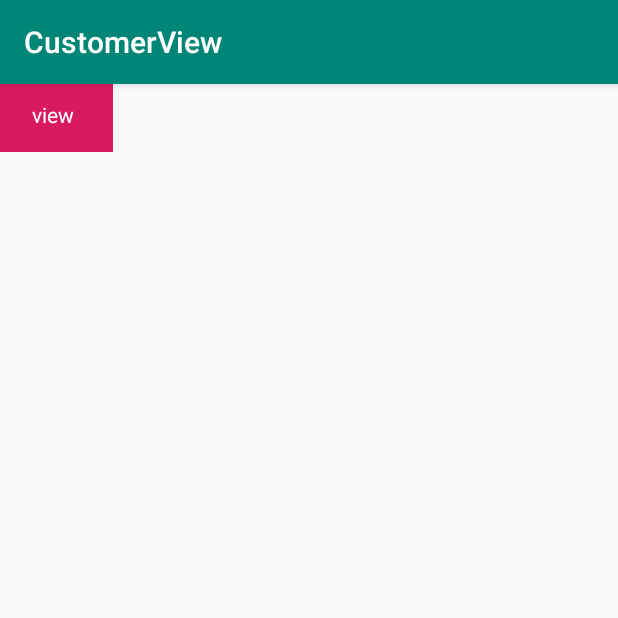
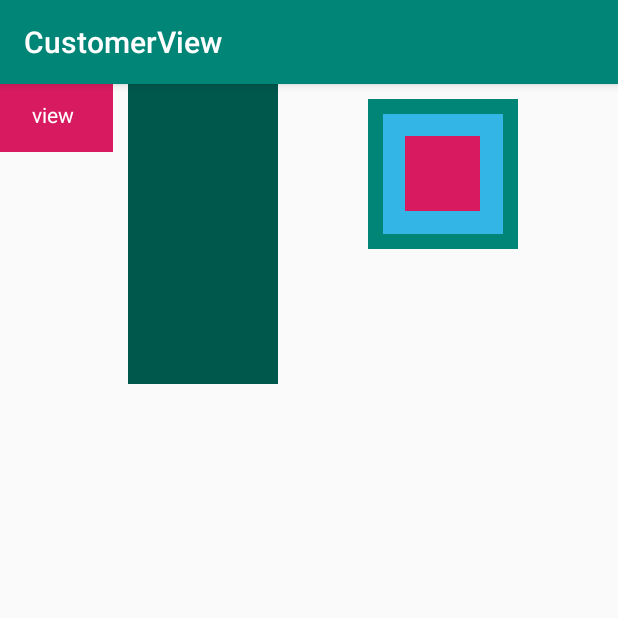
Before and after one commit to anlonglong/AndridDevArt, an Android app: the BaseViewKnowledgeActivity screen opened directly, with no data from a screen before it, after a tap on "view", on a phone screen of 412 x 824 dp, the top half of it. Run offline under Robolectric (Android 15) with nearby library versions, the phone set to English and light mode, and no system bars.

Commit message:
View事件的传递

```diff
--- a/customerview/build.gradle
+++ b/customerview/build.gradle
@@ -33,4 +33,9 @@ dependencies {
     testImplementation 'junit:junit:4.12'
     androidTestImplementation 'com.android.support.test:runner:1.0.2'
     androidTestImplementation 'com.android.support.test.espresso:espresso-core:3.0.2'
+    // Okhttp库
+    implementation 'com.squareup.okhttp3:okhttp:3.1.2'
+    // Retrofit库
+    implementation 'com.squareup.retrofit2:retrofit:2.5.0'
+    implementation 'com.squareup.retrofit2:converter-gson:2.0.2'
 }
--- a/customerview/src/main/AndroidManifest.xml
+++ b/customerview/src/main/AndroidManifest.xml
@@ -1,7 +1,7 @@
 <?xml version="1.0" encoding="utf-8"?>
 <manifest xmlns:android="http://schemas.android.com/apk/res/android"
     package="com.allon.customerview">
-
+    <uses-permission android:name="android.permission.INTERNET"/>
     <application
         android:allowBackup="true"
         android:icon="@mipmap/ic_launcher"
--- a/customerview/src/main/java/com/allon/customerview/basekonwageview/BaseViewKnowledgeActivity.java
+++ b/customerview/src/main/java/com/allon/customerview/basekonwageview/BaseViewKnowledgeActivity.java
@@ -4,14 +4,21 @@ import android.content.Context;
 import android.content.Intent;
 import android.support.v7.app.AppCompatActivity;
 import android.os.Bundle;
+import android.util.Log;
+import android.view.MotionEvent;
+import android.view.VelocityTracker;
 import android.view.View;
+import android.view.ViewConfiguration;
+import android.widget.Scroller;
 import android.widget.TextView;
 
 import com.allon.customerview.R;
 
-public class BaseViewKnowledgeActivity extends AppCompatActivity {
+public class BaseViewKnowledgeActivity extends AppCompatActivity implements View.OnTouchListener {
 
     private TextView view_1;
+    private VelocityTracker velocityTracker;
+    Scroller mScroller;
 
     public static void start(Context context) {
         context.startActivity(new Intent(context, BaseViewKnowledgeActivity.class));
@@ -22,10 +29,18 @@ public class BaseViewKnowledgeActivity extends AppCompatActivity {
         super.onCreate(savedInstanceState);
         setContentView(R.layout.activity_base_view_knowledge);
         view_1 = findViewById(R.id.view_1);
-
+        view_1.setOnTouchListener(this);
+        mScroller =  new Scroller(this);
+        velocityTracker = VelocityTracker.obtain();
+        velocityTracker.computeCurrentVelocity(100);
+        ViewConfiguration.get(this).getScaledTouchSlop();
+        final CustomerView cv = findViewById(R.id.cv);
         view_1.setOnClickListener(new View.OnClickListener() {
             @Override
             public void onClick(View v) {
+                Log.i("++++++++++++++","click listener");
+
+                cv.start();
                 float x = view_1.getX();
                 float y = view_1.getY();
                 float translationX = view_1.getTranslationX();
@@ -35,7 +50,50 @@ public class BaseViewKnowledgeActivity extends AppCompatActivity {
                 int right = view_1.getRight();
                 int bottom = view_1.getBottom();
                 System.out.println("bottom = " + bottom);
+                mScroller.startScroll(0, 0, 100, 100, 1000);
             }
         });
     }
+
+
+    @Override
+    public boolean onTouch(View v, MotionEvent event) {
+        velocityTracker.addMovement(event);
+        switch (event.getAction()) {
+            case MotionEvent.ACTION_DOWN:
+                Log.i("++++++++++++++","DOWN");
+                break;
+            case MotionEvent.ACTION_MOVE:
+                Log.i("++++++++++++++","MOVE");
+
+                float xVelocity = velocityTracker.getXVelocity();
+                float yVelocity = velocityTracker.getYVelocity();
+                Log.i("-------","yVelocity = " + yVelocity);
+                Log.i("-------","xVelocity = " + xVelocity);
+                break;
+                case MotionEvent.ACTION_UP:
+                    Log.i("++++++++++++++","UP");
+                    break;
+        }
+        return false;
+    }
+
+
+    @Override
+    public boolean dispatchTouchEvent(MotionEvent ev) {
+        Log.i("++++++++++++++","dispatchTouchEvent");
+        return super.dispatchTouchEvent(ev);
+    }
+
+    @Override
+    public void onUserInteraction() {
+        Log.i("++++++++++++++","onUserInteraction");
+
+    }
+
+    @Override
+    public boolean onTouchEvent(MotionEvent event) {
+        Log.i("++++++++++++++","activity onTouchEvent");
+        return super.onTouchEvent(event);
+    }
 }
--- /dev/null
+++ b/customerview/src/main/java/com/allon/customerview/basekonwageview/CustomerView.java
@@ -0,0 +1,53 @@
+package com.allon.customerview.basekonwageview;
+
+import android.content.Context;
+import android.util.AttributeSet;
+import android.util.Log;
+import android.view.MotionEvent;
+import android.view.View;
+import android.view.ViewGroup;
+import android.widget.Scroller;
+
+public class CustomerView extends ViewGroup {
+
+    private Scroller mScroller;
+
+
+    public CustomerView(Context context) {
+        this(context, null);
+    }
+
+    public CustomerView(Context context,  AttributeSet attrs) {
+        this(context, attrs, -1);
+    }
+
+    public CustomerView(Context context,  AttributeSet attrs, int defStyleAttr) {
+        super(context, attrs, defStyleAttr);
+        this.mScroller = new Scroller(context);
+    }
+
+    @Override
+    protected void onLayout(boolean changed, int l, int t, int r, int b) {
+    }
+
+    @Override
+    public boolean onTouchEvent(MotionEvent event) {
+        Log.i("CustomerView","onTouchEvent");
+        return super.onTouchEvent(event);
+    }
+
+    public void start(){
+        mScroller.startScroll(0,0,500, 0, 2000);
+        invalidate();
+    }
+
+
+    @Override
+    public void computeScroll() {
+       if (mScroller.computeScrollOffset()) {
+          scrollTo(mScroller.getCurrX(),0);
+          postInvalidate();
+       }
+    }
+
+}
--- a/customerview/src/main/res/layout/activity_base_view_knowledge.xml
+++ b/customerview/src/main/res/layout/activity_base_view_knowledge.xml
@@ -10,13 +10,45 @@
         android:id="@+id/view_1"
         android:layout_width="80dp"
         android:layout_height="50dp"
+        android:layout_marginLeft="5dp"
+        android:layout_marginTop="5dp"
         android:background="@color/colorAccent"
         android:gravity="center"
         android:text="view"
-        android:layout_marginLeft="5dp"
-        android:layout_marginTop="5dp"
-        android:translationY="-10dp"
+        android:textColor="@android:color/white"
         android:translationX="-10dp"
-        android:textColor="@android:color/white"
-         />
+        android:translationY="-10dp" />
+
+    <com.allon.customerview.basekonwageview.CustomerView
+        android:id="@+id/cv"
+        android:layout_width="100dp"
+        android:layout_height="200dp"
+        android:background="@color/colorPrimaryDark" />
+
+    <RelativeLayout
+        android:layout_width="120dp"
+        android:layout_height="120dp"
+        android:gravity="center"
+        android:layout_marginLeft="50dp">
+
+        <com.allon.customerview.basekonwageview.MyViewGroup
+            android:layout_width="100dp"
+            android:layout_height="100dp"
+            android:gravity="center"
+            android:layout_gravity="center"
+            android:background="@color/colorPrimary">
+
+            <com.allon.customerview.basekonwageview.MyViewGroupA
+                android:layout_width="80dp"
+                android:gravity="center"
+                android:layout_height="80dp"
+                android:background="@android:color/holo_blue_light">
+                <com.allon.customerview.basekonwageview.CustomerView
+                    android:layout_width="50dp"
+                    android:background="@color/colorAccent"
+                    android:layout_height="50dp" />
+            </com.allon.customerview.basekonwageview.MyViewGroupA>
+        </com.allon.customerview.basekonwageview.MyViewGroup>
+    </RelativeLayout>
+
 </LinearLayout>
```
Also changed, not shown: customerview/src/main/java/com/allon/customerview/MainActivity.java (+35 -0 lines), customerview/src/main/java/com/allon/customerview/basekonwageview/MyViewGroup.java (added, +42 -0 lines), customerview/src/main/java/com/allon/customerview/basekonwageview/MyViewGroupA.java (added, +45 -0 lines).
